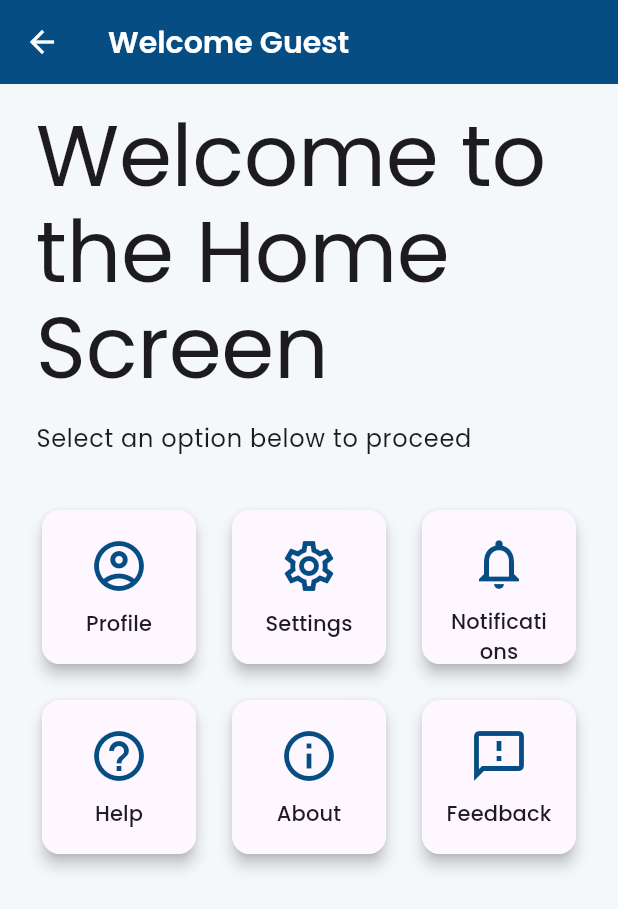
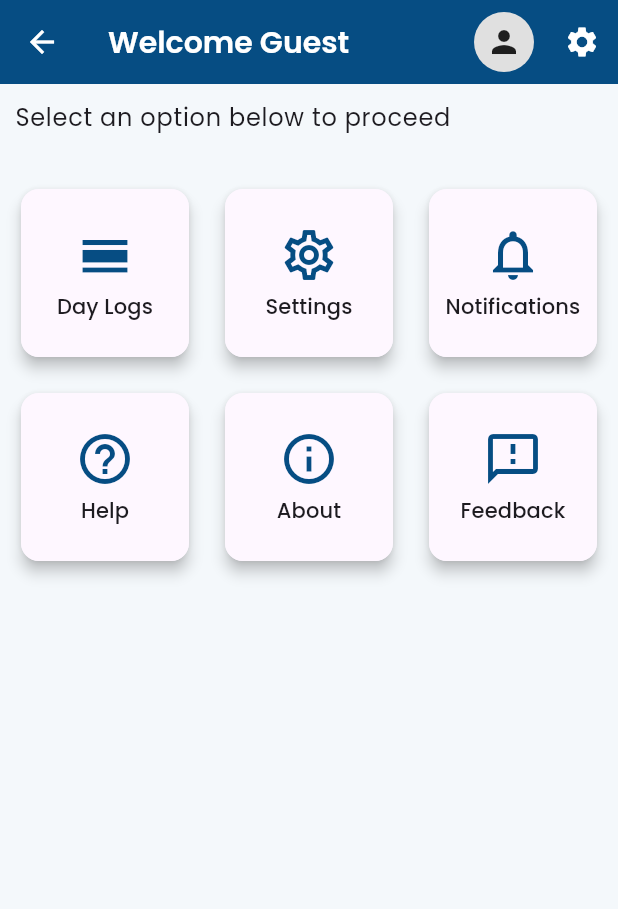
Before and after one commit to prakashtparmar/testingcodeflutter, a Flutter app: the HomeScreen screen opened by its route, on a phone screen of 412 x 824 dp. Shown: the top 909 px of the screen. Run offline on Flutter 3.47's test engine with Material 3 defaults, Android fonts, the phone set to English and light mode, and no system bars; our stand-ins replace google_fonts, shared_preferences; accounts and stored records are empty.

Commit message:
add setting

```diff
--- a/lib/main.dart
+++ b/lib/main.dart
@@ -2,6 +2,7 @@ import 'package:flutter/material.dart';
 import 'package:snap_check/screens/forgot_password_screen.dart';
 import 'package:snap_check/screens/home_screen.dart';
 import 'package:snap_check/screens/login_screen.dart';
+import 'package:snap_check/screens/setting_screen.dart';
 import 'package:snap_check/screens/signup_screen.dart';
 import 'package:snap_check/screens/splash_screen.dart';
 import 'package:snap_check/theme/theme_provider.dart';
@@ -30,6 +31,7 @@ class MyApp extends StatelessWidget {
         '/signup': (context) => SignupScreen(),
         '/forgot': (context) => ForgotPasswordScreen(),
         '/home': (context) => HomeScreen(title: "Welcome Guest"),
+        '/settings': (context) => SettingsScreen(),
       },
     );
   }
--- a/lib/screens/home_screen.dart
+++ b/lib/screens/home_screen.dart
@@ -1,4 +1,5 @@
 import 'package:flutter/material.dart';
+import 'package:snap_check/screens/setting_screen.dart';
 
 class HomeScreen extends StatefulWidget {
   final String title;
@@ -12,25 +13,44 @@ class HomeScreen extends StatefulWidget {
 class _HomeScreenState extends State<HomeScreen> {
   @override
   Widget build(BuildContext context) {
+    int crossAxisCount = MediaQuery.of(context).size.width > 600 ? 4 : 3;
+
     return Scaffold(
       appBar: AppBar(
-        title: Text(
-          widget.title,
-        ), // Accessing the title from the StatefulWidget
+        title: Text(widget.title),
+        actions: [
+          Padding(
+            padding: const EdgeInsets.symmetric(horizontal: 8),
+            child: GestureDetector(
+              onTap: () {
+                _showSnackBar(context, "User icon tapped");
+              },
+              child: CircleAvatar(
+                backgroundColor: Colors.grey.shade300,
+                child: Icon(Icons.person, color: Colors.black87),
+              ),
+            ),
+          ),
+          IconButton(
+            icon: const Icon(Icons.settings),
+            onPressed: () {
+              Navigator.push(
+                context,
+                MaterialPageRoute(builder: (_) => const SettingsScreen()),
+              );
+            },
+          ),
+        ],
       ),
+
       body: SafeArea(
         child: SingleChildScrollView(
           // Wrap the Column in SingleChildScrollView
           child: Padding(
-            padding: const EdgeInsets.symmetric(horizontal: 24, vertical: 16),
+            padding: const EdgeInsets.symmetric(horizontal: 10, vertical: 10),
             child: Column(
               crossAxisAlignment: CrossAxisAlignment.start,
               children: [
-                Text(
-                  "Welcome to the Home Screen",
-                  style: Theme.of(context).textTheme.displayLarge,
-                ),
-                const SizedBox(height: 16),
                 Text(
                   "Select an option below to proceed",
                   style: Theme.of(context).textTheme.bodyLarge,
@@ -42,15 +62,15 @@ class _HomeScreenState extends State<HomeScreen> {
                       true, // Ensures the GridView only takes as much space as it needs
                   physics:
                       NeverScrollableScrollPhysics(), // Disables scrolling in the GridView
-                  crossAxisCount: 3, // Now using 3 columns
+                  crossAxisCount: crossAxisCount,
                   crossAxisSpacing: 16,
                   mainAxisSpacing: 16,
                   childAspectRatio: 1, // Equal size for each grid item
                   children: [
                     _buildGridItem(
                       context,
-                      icon: Icons.account_circle_outlined,
-                      title: "Profile",
+                      icon: Icons.calendar_view_day,
+                      title: "Day Logs",
                       onTap: () {
                         _showSnackBar(context, "Profile tapped");
                       },
@@ -107,9 +127,9 @@ class _HomeScreenState extends State<HomeScreen> {
 
   // Function to show SnackBar
   void _showSnackBar(BuildContext context, String message) {
-    ScaffoldMessenger.of(
-      context,
-    ).showSnackBar(SnackBar(content: Text(message)));
+    ScaffoldMessenger.of(context)
+      ..clearSnackBars()
+      ..showSnackBar(SnackBar(content: Text(message)));
   }
 
   Widget _buildGridItem(
@@ -124,7 +144,7 @@ class _HomeScreenState extends State<HomeScreen> {
         elevation: 4,
         shape: RoundedRectangleBorder(borderRadius: BorderRadius.circular(12)),
         child: Container(
-          padding: const EdgeInsets.all(16),
+          padding: const EdgeInsets.all(10),
           decoration: BoxDecoration(
             borderRadius: BorderRadius.circular(12),
             color: Theme.of(context).cardColor,
@@ -133,7 +153,7 @@ class _HomeScreenState extends State<HomeScreen> {
             mainAxisAlignment: MainAxisAlignment.center,
             children: [
               Icon(icon, size: 40, color: Theme.of(context).primaryColor),
-              const SizedBox(height: 8),
+              const SizedBox(height: 4),
               Text(
                 title,
                 style: Theme.of(context).textTheme.titleSmall,
--- a/lib/screens/login_screen.dart
+++ b/lib/screens/login_screen.dart
@@ -52,6 +52,7 @@ class _LoginScreenState extends State<LoginScreen> {
 
       if (loginResponseModel != null) {
         if (loginResponseModel.success) {
+          SharedPrefHelper.saveToken(loginResponseModel.data!.token);
           SharedPrefHelper.saveUser(loginResponseModel.data!.user);
           Navigator.pushReplacement(
             context,
```
Also changed, not shown: lib/screens/setting_screen.dart (added, +194 -0 lines), lib/services/auth_service.dart (+18 -1 lines), lib/services/share_pref.dart (+19 -0 lines).
